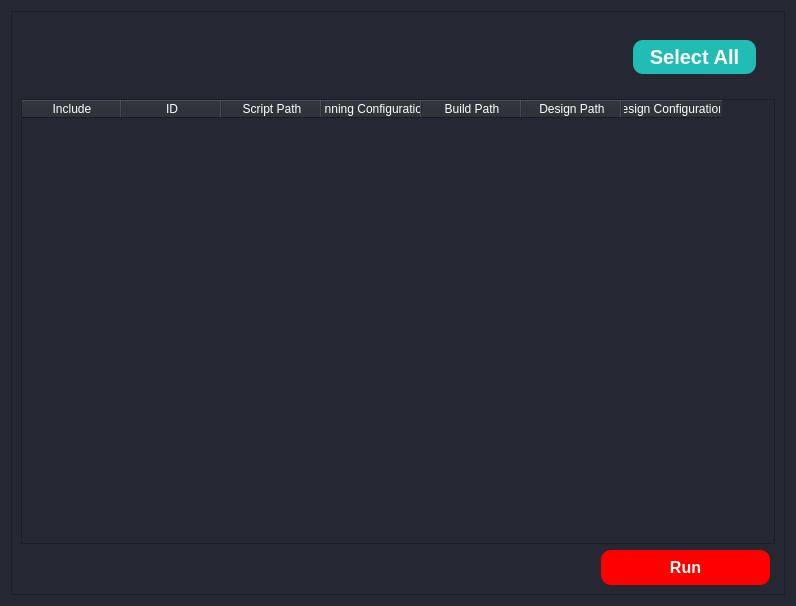
Old version of the form UiFiles/Jobs.ui in the repository bassant-hisham/Anomalies-Tracker-Siemens-Academy.
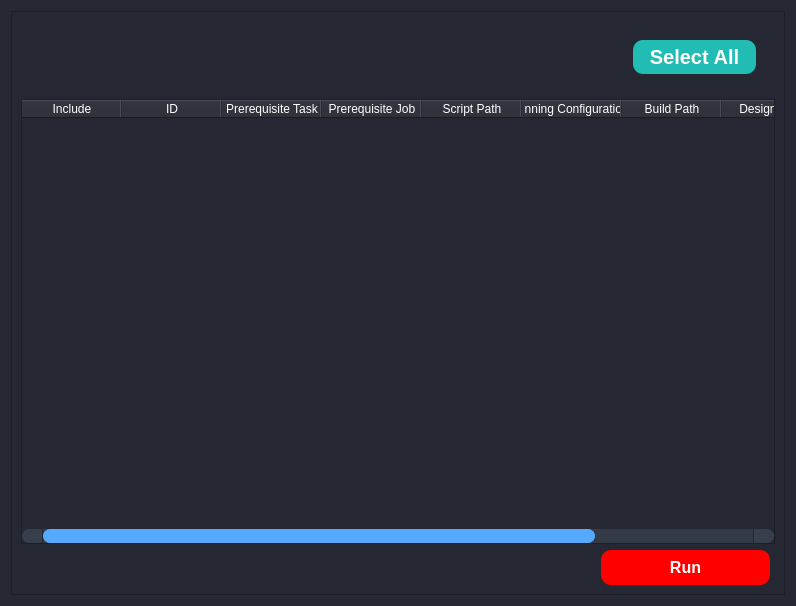
New version of the form.

Commit message: Add Remove last entered option for additional variables, solve ui wrong appearance in tool config and add prerequisites in table

Patch:
```diff
--- a/UiFiles/Jobs.ui
+++ b/UiFiles/Jobs.ui
@@ -112,8 +112,8 @@
        <rect>
         <x>0</x>
         <y>0</y>
-        <width>776</width>
-        <height>586</height>
+        <width>772</width>
+        <height>582</height>
        </rect>
       </property>
       <property name="styleSheet">
@@ -262,6 +262,16 @@
            <string>ID</string>
           </property>
          </column>
+         <column>
+          <property name="text">
+           <string>Prerequisite Task</string>
+          </property>
+         </column>
+         <column>
+          <property name="text">
+           <string>Prerequisite Job</string>
+          </property>
+         </column>
          <column>
           <property name="text">
            <string>Script Path</string>
```
The commit also changes 34 other files.
